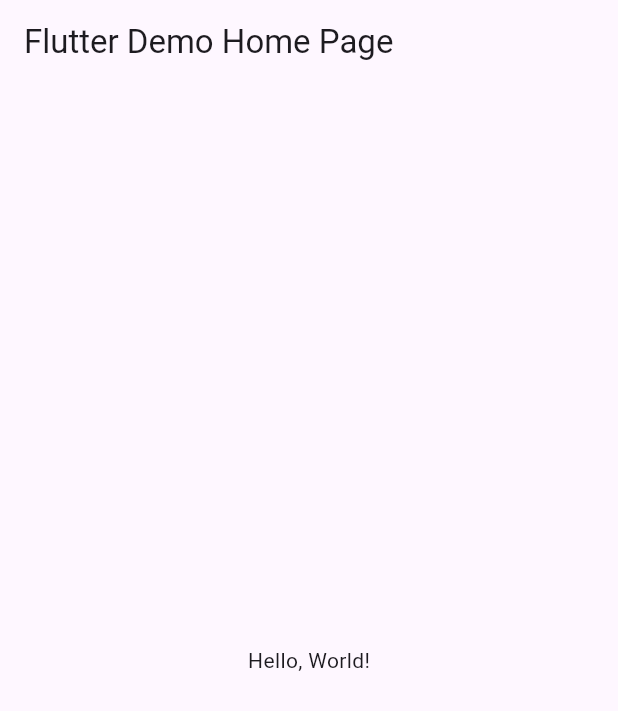
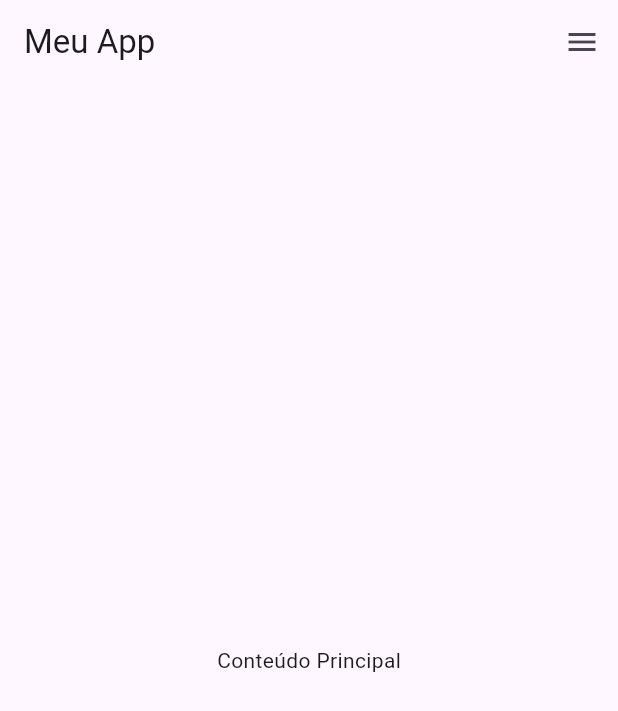
Before and after one commit to StefannyFreitas/Repositorio, a Flutter app: the screen it shows after launch, on a phone screen of 412 x 824 dp. Shown: the top 711 px of the screen. Run offline on Flutter 3.47's test engine with Material 3 defaults, Android fonts, the phone set to English and light mode, and no system bars.

Commit message:
Alteração

```diff
--- a/lib/main.dart
+++ b/lib/main.dart
@@ -1,41 +1,77 @@
 import 'package:flutter/material.dart';
 
-void main() => runApp(MyApp());
+void main() {
+  runApp(MyApp());
+}
 
 class MyApp extends StatelessWidget {
-  const MyApp({super.key});
-  // This widget is the root of your application.
   @override
   Widget build(BuildContext context) {
     return MaterialApp(
-      // Application name
-      title: 'Flutter Hello World',
-      // Application theme data, you can set the colors for the application as
-      // you want
-      theme: ThemeData(
-        // useMaterial3: false,
-        primarySwatch: Colors.blue,
-      ),
-      // A widget which will be started on application startup
-      home: MyHomePage(title: 'Flutter Demo Home Page'),
+      home: HomePage(),
     );
   }
 }
 
-class MyHomePage extends StatelessWidget {
-  final String title;
-  const MyHomePage({super.key, required this.title});
-
+class HomePage extends StatelessWidget {
   @override
   Widget build(BuildContext context) {
     return Scaffold(
       appBar: AppBar(
-        // The title text which will be shown on the action bar
-        title: Text(title),
+        title: Text('Meu App'),
       ),
       body: Center(
-        child: Text(
-          'Hello, World!',
+        child: Text('Conteúdo Principal'), // Conteúdo central
+      ),
+      endDrawer: Drawer(
+        child: ListView(
+          padding: EdgeInsets.zero,
+          children: [
+            DrawerHeader(
+              decoration: BoxDecoration(
+                color: Colors.red,
+              ),
+              child: Text(
+                'Menu',
+                style: TextStyle(
+                  color: Colors.white,
+                  fontSize: 24,
+                ),
+              ),
+            ),
+            ListTile(
+              leading: Icon(Icons.person),
+              title: Text('Perfil',
+                  style: TextStyle(fontSize: 0)), // Ocultar texto
+              onTap: () {
+// Navegar para a página de perfil
+              },
+            ),
+            ListTile(
+              leading: Icon(Icons.shopping_basket),
+              title: Text('Produtos',
+                  style: TextStyle(fontSize: 0)), // Ocultar texto
+              onTap: () {
+// Navegar para a página de produtos
+              },
+            ),
+            ListTile(
+              leading: Icon(Icons.shopping_cart),
+              title: Text('Carrinho',
+                  style: TextStyle(fontSize: 0)), // Ocultar texto
+              onTap: () {
+// Navegar para a página do carrinho
+              },
+            ),
+            ListTile(
+              leading: Icon(Icons.help),
+              title:
+                  Text('Ajuda', style: TextStyle(fontSize: 0)), // Ocultar texto
+              onTap: () {
+// Navegar para a página de ajuda
+              },
+            ),
+          ],
         ),
       ),
     );
```
